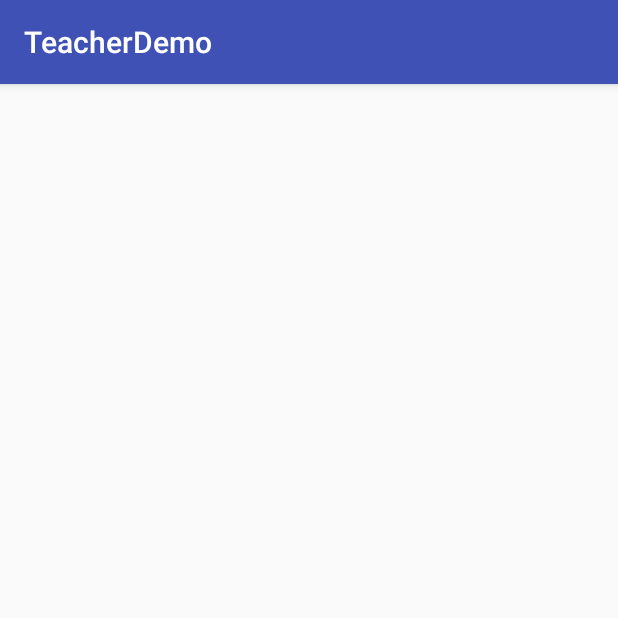
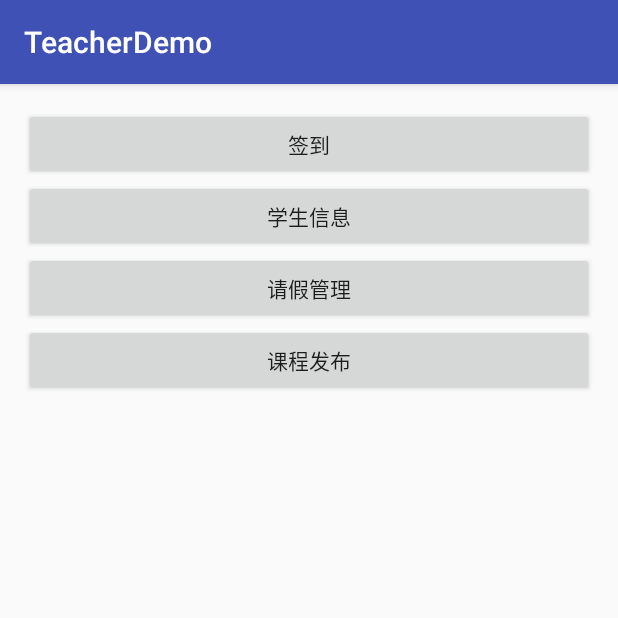
Before and after one commit to licaihui/TeacherDemo, an Android app: the ControlActivity screen opened directly, with no data from a screen before it, on a phone screen of 412 x 824 dp, the top half of it. Run offline under Robolectric (Android 15) with nearby library versions, the phone set to English and light mode, and no system bars.

Commit message:
完成签到模块

```diff
--- a/app/src/main/AndroidManifest.xml
+++ b/app/src/main/AndroidManifest.xml
@@ -11,11 +11,13 @@
         <activity android:name=".MainActivity">
             <intent-filter>
                 <action android:name="android.intent.action.MAIN"/>
-
                 <category android:name="android.intent.category.LAUNCHER"/>
             </intent-filter>
         </activity>
+
         <activity android:name=".ControlActivity"></activity>
+
+        <activity android:name=".SignActivity"></activity>
     </application>
 
 </manifest>
--- a/app/src/main/java/com/wnagzihxain/teacherdemo/ControlActivity.java
+++ b/app/src/main/java/com/wnagzihxain/teacherdemo/ControlActivity.java
@@ -13,10 +13,49 @@ import android.widget.EditText;
 
 public class ControlActivity extends AppCompatActivity{
 
+    private Button bt_sign, bt_stuInfo, bt_vacate, bt_pushClass;
+
     protected void onCreate(Bundle savedInstanceState) {
         super.onCreate(savedInstanceState);
         setContentView(R.layout.activity_control);
 
+        bt_sign = (Button)findViewById(R.id.bt_sign);
+        bt_stuInfo = (Button)findViewById(R.id.bt_stuInfo);
+        bt_vacate = (Button)findViewById(R.id.bt_vacate);
+        bt_pushClass = (Button)findViewById(R.id.bt_pushClass);
+
+        //学生签到登记
+        bt_sign.setOnClickListener(new View.OnClickListener() {
+            @Override
+            public void onClick(View v) {
+                Intent intent = new Intent(ControlActivity.this, SignActivity.class);
+                startActivity(intent);
+            }
+        });
+
+        //学生信息获取
+        bt_stuInfo.setOnClickListener(new View.OnClickListener() {
+            @Override
+            public void onClick(View v) {
+
+            }
+        });
+
+        //学生请假管理
+        bt_vacate.setOnClickListener(new View.OnClickListener() {
+            @Override
+            public void onClick(View v) {
+
+            }
+        });
+
+        //发布课程安排
+        bt_pushClass.setOnClickListener(new View.OnClickListener() {
+            @Override
+            public void onClick(View v) {
+
+            }
+        });
 
     }
 }
--- a/app/src/main/res/layout/activity_control.xml
+++ b/app/src/main/res/layout/activity_control.xml
@@ -1,6 +1,49 @@
 <?xml version="1.0" encoding="utf-8"?>
-<RelativeLayout xmlns:android="http://schemas.android.com/apk/res/android"
-                android:layout_width="match_parent"
-                android:layout_height="match_parent">
+<RelativeLayout
+    android:id="@+id/activity_control"
+    xmlns:android="http://schemas.android.com/apk/res/android"
+    android:layout_width="match_parent"
+    android:layout_height="match_parent"
+    android:paddingBottom="@dimen/activity_vertical_margin"
+    android:paddingLeft="@dimen/activity_horizontal_margin"
+    android:paddingRight="@dimen/activity_horizontal_margin"
+    android:paddingTop="@dimen/activity_vertical_margin"
+    tools:context="com.wnagzihxain.teacherdemo.ControlActivity"
+    xmlns:tools="http://schemas.android.com/tools">
 
+    <Button
+        android:text="签到"
+        android:layout_width="wrap_content"
+        android:layout_height="wrap_content"
+        android:layout_alignParentTop="true"
+        android:layout_alignParentStart="true"
+        android:id="@+id/bt_sign"
+        android:layout_alignParentEnd="true"/>
+
+    <Button
+        android:text="学生信息"
+        android:layout_width="wrap_content"
+        android:layout_height="wrap_content"
+        android:layout_below="@+id/bt_sign"
+        android:layout_alignParentStart="true"
+        android:id="@+id/bt_stuInfo"
+        android:layout_alignParentEnd="true"/>
+
+    <Button
+        android:text="请假管理"
+        android:layout_width="wrap_content"
+        android:layout_height="wrap_content"
+        android:layout_below="@+id/bt_stuInfo"
+        android:id="@+id/bt_vacate"
+        android:layout_alignParentEnd="true"
+        android:layout_alignParentStart="true"/>
+
+    <Button
+        android:text="课程发布"
+        android:layout_width="wrap_content"
+        android:layout_height="wrap_content"
+        android:layout_below="@+id/bt_vacate"
+        android:layout_alignParentStart="true"
+        android:id="@+id/bt_pushClass"
+        android:layout_alignParentEnd="true"/>
 </RelativeLayout>
```
Also changed, not shown: app/src/main/java/com/wnagzihxain/teacherdemo/ClasssignstuInfo.java (added, +24 -0 lines), app/src/main/java/com/wnagzihxain/teacherdemo/ClasssignstuInfoAdapter.java (added, +36 -0 lines), app/src/main/java/com/wnagzihxain/teacherdemo/MainActivity.java (+9 -3 lines), app/src/main/java/com/wnagzihxain/teacherdemo/SignActivity.java (added, +56 -0 lines), app/src/main/res/layout/activity_sign.xml (added, +36 -0 lines), app/src/main/res/layout/sign_stuinfo_item.xml (added, +27 -0 lines), 1 other file.
